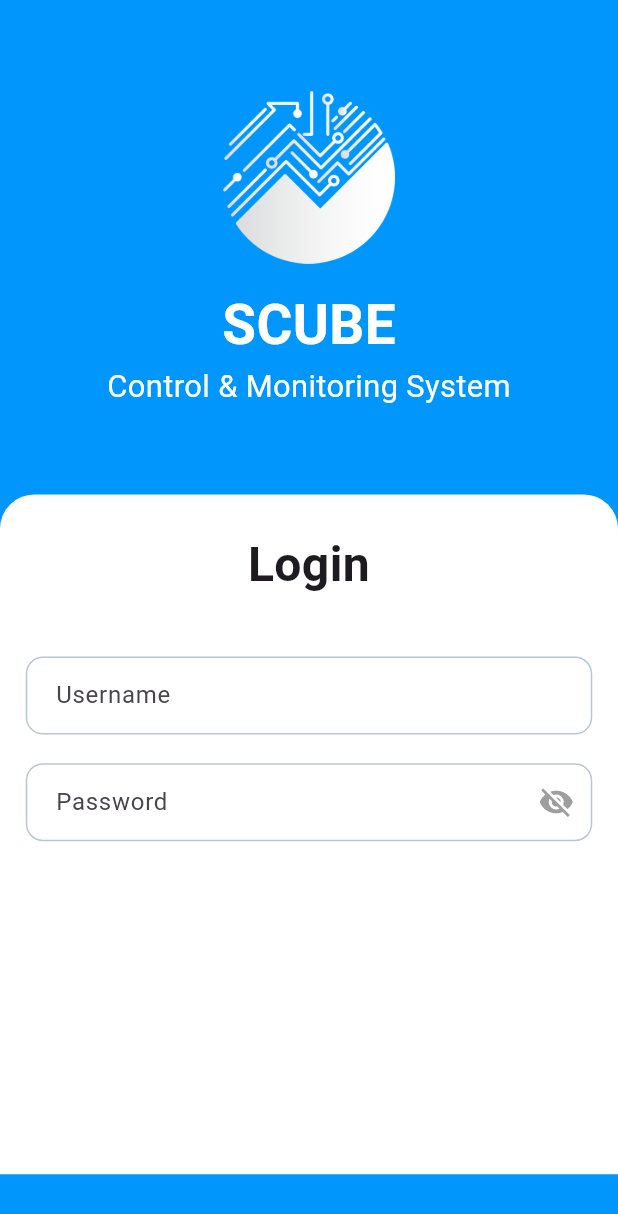
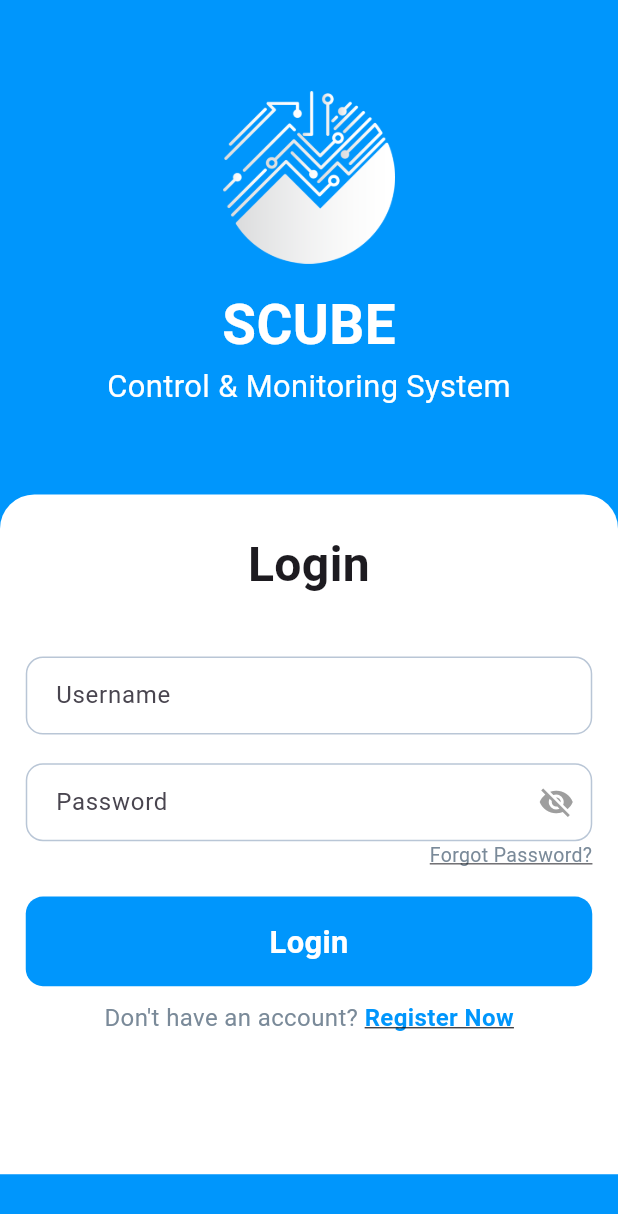
Before and after one commit to Sohag-84/Monitoring-System-App, a Flutter app: the screen it shows after launch, on a phone screen of 412 x 824 dp. Shown: the top 1214 px of the screen. Run offline on Flutter 3.47's test engine with Material 3 defaults, Android fonts, the phone set to English and light mode, and no system bars; our stand-ins replace equatable, flutter_bloc, flutter_screenutil.

Commit message:
login page is designed

```diff
--- a/lib/core/constants/app_strings.dart
+++ b/lib/core/constants/app_strings.dart
@@ -3,3 +3,6 @@ const appTagline = "Control & Monitoring System";
 const login = "Login";
 const usernameHint = "Username";
 const passwordHint = "Password";
+const forgotPassword = "Forgot Password?";
+const dontHaveAccount = "Don't have an account? ";
+const registerNow = "Register Now";
--- /dev/null
+++ b/lib/core/widgets/custom_button.dart
@@ -0,0 +1,33 @@
+import 'package:flutter/material.dart';
+import 'package:flutter_screenutil/flutter_screenutil.dart';
+import 'package:monitoring_system/core/constants/app_strings.dart';
+import 'package:monitoring_system/core/theme/app_colors.dart';
+
+Widget customButton({
+  required VoidCallback onTap,
+  required String text,
+  double height = 50.0,
+  width = double.infinity,
+}) {
+  return GestureDetector(
+    onTap: onTap,
+    child: Container(
+      width: width,
+      height: height.h,
+      decoration: BoxDecoration(
+        color: AppColors.primaryColor,
+        borderRadius: BorderRadius.circular(10.r),
+      ),
+      child: Center(
+        child: Text(
+          login,
+          style: TextStyle(
+            color: AppColors.whiteColor,
+            fontSize: 18.sp,
+            fontWeight: FontWeight.bold,
+          ),
+        ),
+      ),
+    ),
+  );
+}
--- a/lib/features/auth/presentation/views/login_view.dart
+++ b/lib/features/auth/presentation/views/login_view.dart
@@ -4,6 +4,7 @@ import 'package:flutter_screenutil/flutter_screenutil.dart';
 import 'package:monitoring_system/core/constants/app_assets.dart';
 import 'package:monitoring_system/core/constants/app_strings.dart';
 import 'package:monitoring_system/core/theme/app_colors.dart';
+import 'package:monitoring_system/core/widgets/custom_button.dart';
 import 'package:monitoring_system/features/auth/presentation/cubit/login_cubit.dart';
 
 class LoginView extends StatefulWidget {
@@ -115,7 +116,59 @@ class _LoginViewState extends State<LoginView> {
                           ),
                         ),
                       ),
-                      SizedBox(height: 16.h),
+
+                      // Forgot Password Text
+                      Align(
+                        alignment: Alignment.centerRight,
+                        child: GestureDetector(
+                          onTap: () {
+                            print('Forgot password tapped!');
+                          },
+                          child: Text(
+                            forgotPassword,
+                            style: TextStyle(
+                              color: AppColors.greyColor,
+                              fontSize: 13,
+                              decoration: TextDecoration.underline,
+                            ),
+                          ),
+                        ),
+                      ),
+                      SizedBox(height: 15.h),
+
+                      // Login Button
+                      customButton(onTap: () {}, text: login),
+                      SizedBox(height: 8.h),
+                      // Register Now Text
+                      Align(
+                        alignment: Alignment.bottomCenter,
+                        child: Row(
+                          mainAxisAlignment: MainAxisAlignment.center,
+                          children: [
+                            Text(
+                              dontHaveAccount,
+                              style: TextStyle(
+                                color: AppColors.greyColor,
+                                fontSize: 14.sp,
+                              ),
+                            ),
+                            GestureDetector(
+                              onTap: () {
+                                print('Register Now tapped!');
+                              },
+                              child: Text(
+                                registerNow,
+                                style: TextStyle(
+                                  color: AppColors.primaryColor,
+                                  fontSize: 14.sp,
+                                  fontWeight: FontWeight.bold,
+                                  decoration: TextDecoration.underline,
+                                ),
+                              ),
+                            ),
+                          ],
+                        ),
+                      ),
                     ],
                   );
                 },
```
